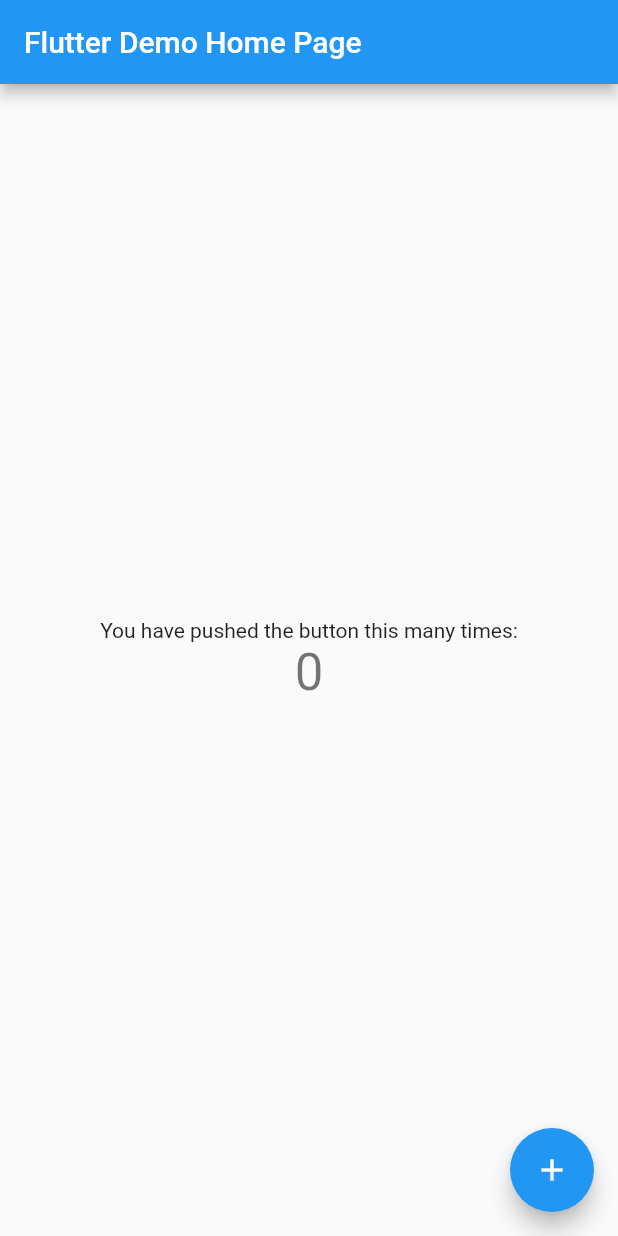
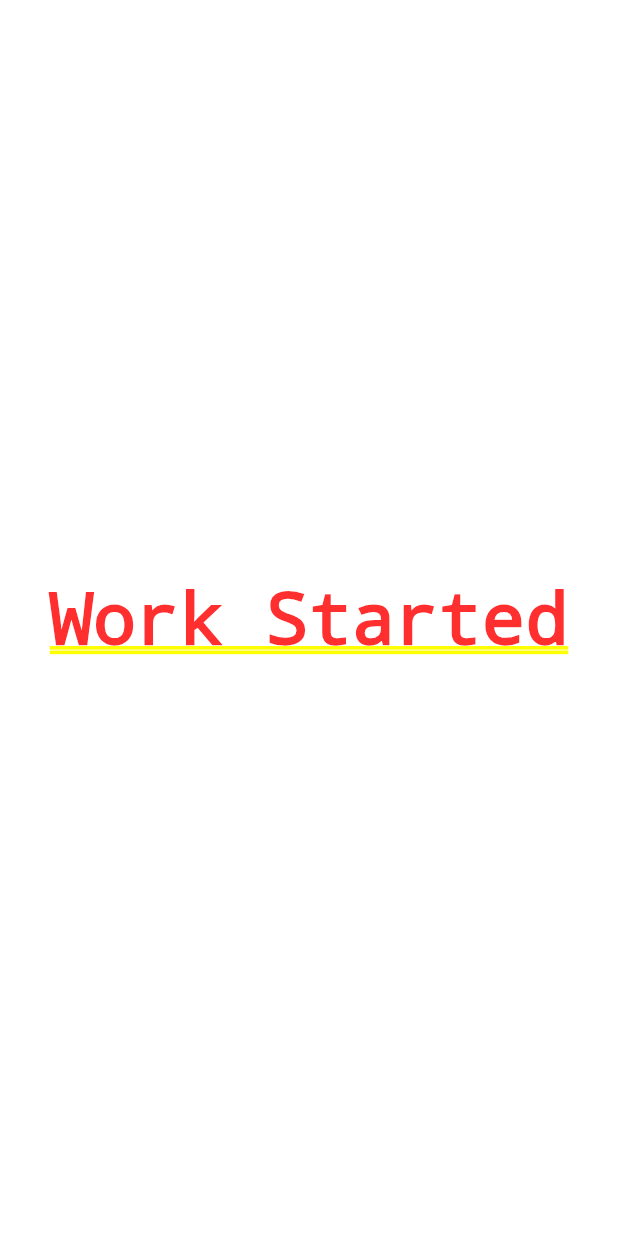
Before and after one commit to faz4563/red_drop, a Flutter app: the screen it shows after launch, on a phone screen of 412 x 824 dp. Run offline on Flutter 3.47's test engine with Material 2 defaults, Android fonts, the phone set to English and light mode, and no system bars; our stand-ins replace flutter_screenutil.

Commit message:
work started

```diff
--- a/lib/main.dart
+++ b/lib/main.dart
@@ -1,4 +1,6 @@
 import 'package:flutter/material.dart';
+import 'package:flutter_screenutil/flutter_screenutil.dart';
+import 'package:red_drop/screens/LandingPage.dart';
 
 void main() {
   runApp(const MyApp());
@@ -6,110 +8,17 @@
 
 class MyApp extends StatelessWidget {
   const MyApp({super.key});
-
-  // This widget is the root of your application.
   @override
   Widget build(BuildContext context) {
-    return MaterialApp(
-      title: 'Flutter Demo',
-      theme: ThemeData(
-        // This is the theme of your application.
-        //
-        // Try running your application with "flutter run". You'll see the
-        // application has a blue toolbar. Then, without quitting the app, try
-        // changing the primarySwatch below to Colors.green and then invoke
-        // "hot reload" (press "r" in the console where you ran "flutter run",
-        // or simply save your changes to "hot reload" in a Flutter IDE).
-        // Notice that the counter didn't reset back to zero; the application
-        // is not restarted.
-        primarySwatch: Colors.blue,
+    return ScreenUtilInit(
+      designSize: Size(365, 667),
+      builder: (context, child) => MaterialApp(
+        title: 'RED DROP',
+        theme: ThemeData(
+          primarySwatch: Colors.blue,
+        ),
+        home: const LandingPage(),
       ),
-      home: const MyHomePage(title: 'Flutter Demo Home Page'),
     );
   }
 }
-
-class MyHomePage extends StatefulWidget {
-  const MyHomePage({super.key, required this.title});
-
-  // This widget is the home page of your application. It is stateful, meaning
-  // that it has a State object (defined below) that contains fields that affect
-  // how it looks.
-
-  // This class is the configuration for the state. It holds the values (in this
-  // case the title) provided by the parent (in this case the App widget) and
-  // used by the build method of the State. Fields in a Widget subclass are
-  // always marked "final".
-
-  final String title;
-
-  @override
-  State<MyHomePage> createState() => _MyHomePageState();
-}
-
-class _MyHomePageState extends State<MyHomePage> {
-  int _counter = 0;
-
-  void _incrementCounter() {
-    setState(() {
-      // This call to setState tells the Flutter framework that something has
-      // changed in this State, which causes it to rerun the build method below
-      // so that the display can reflect the updated values. If we changed
-      // _counter without calling setState(), then the build method would not be
-      // called again, and so nothing would appear to happen.
-      _counter++;
-    });
-  }
-
-  @override
-  Widget build(BuildContext context) {
-    // This method is rerun every time setState is called, for instance as done
-    // by the _incrementCounter method above.
-    //
-    // The Flutter framework has been optimized to make rerunning build methods
-    // fast, so that you can just rebuild anything that needs updating rather
-    // than having to individually change instances of widgets.
-    return Scaffold(
-      appBar: AppBar(
-        // Here we take the value from the MyHomePage object that was created by
-        // the App.build method, and use it to set our appbar title.
-        title: Text(widget.title),
-      ),
-      body: Center(
-        // Center is a layout widget. It takes a single child and positions it
-        // in the middle of the parent.
-        child: Column(
-          // Column is also a layout widget. It takes a list of children and
-          // arranges them vertically. By default, it sizes itself to fit its
-          // children horizontally, and tries to be as tall as its parent.
-          //
-          // Invoke "debug painting" (press "p" in the console, choose the
-          // "Toggle Debug Paint" action from the Flutter Inspector in Android
-          // Studio, or the "Toggle Debug Paint" command in Visual Studio Code)
-          // to see the wireframe for each widget.
-          //
-          // Column has various properties to control how it sizes itself and
-          // how it positions its children. Here we use mainAxisAlignment to
-          // center the children vertically; the main axis here is the vertical
-          // axis because Columns are vertical (the cross axis would be
-          // horizontal).
-          mainAxisAlignment: MainAxisAlignment.center,
-          children: <Widget>[
-            const Text(
-              'You have pushed the button this many times:',
-            ),
-            Text(
-              '$_counter',
-              style: Theme.of(context).textTheme.headline4,
-            ),
-          ],
-        ),
-      ),
-      floatingActionButton: FloatingActionButton(
-        onPressed: _incrementCounter,
-        tooltip: 'Increment',
-        child: const Icon(Icons.add),
-      ), // This trailing comma makes auto-formatting nicer for build methods.
-    );
-  }
-}
--- /dev/null
+++ b/lib/screens/LandingPage.dart
@@ -0,0 +1,24 @@
+import 'package:flutter/cupertino.dart';
+import 'package:flutter/src/widgets/container.dart';
+import 'package:flutter/src/widgets/framework.dart';
+import 'package:flutter_screenutil/flutter_screenutil.dart';
+
+class LandingPage extends StatefulWidget {
+  const LandingPage({super.key});
+
+  @override
+  State<LandingPage> createState() => _LandingPageState();
+}
+
+class _LandingPageState extends State<LandingPage> {
+  @override
+  Widget build(BuildContext context) {
+    return Container(
+      width: 365.w,
+      height: 667.h,
+      child: const Center(
+        child: Text("Work Started"),
+      ),
+    );
+  }
+}
--- a/pubspec.yaml
+++ b/pubspec.yaml
@@ -36,6 +36,7 @@
   # The following adds the Cupertino Icons font to your application.
   # Use with the CupertinoIcons class for iOS style icons.
   cupertino_icons: ^1.0.2
+  flutter_screenutil: ^5.6.1
 
 dev_dependencies:
   flutter_test:
```
Also changed, not shown: pubspec.lock.
